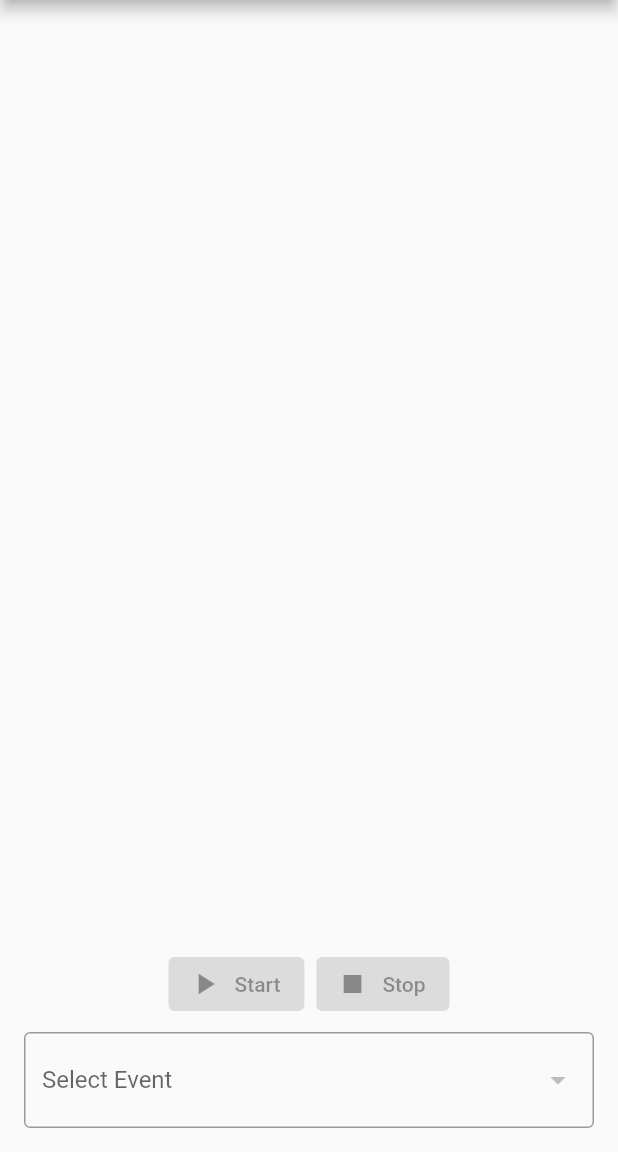
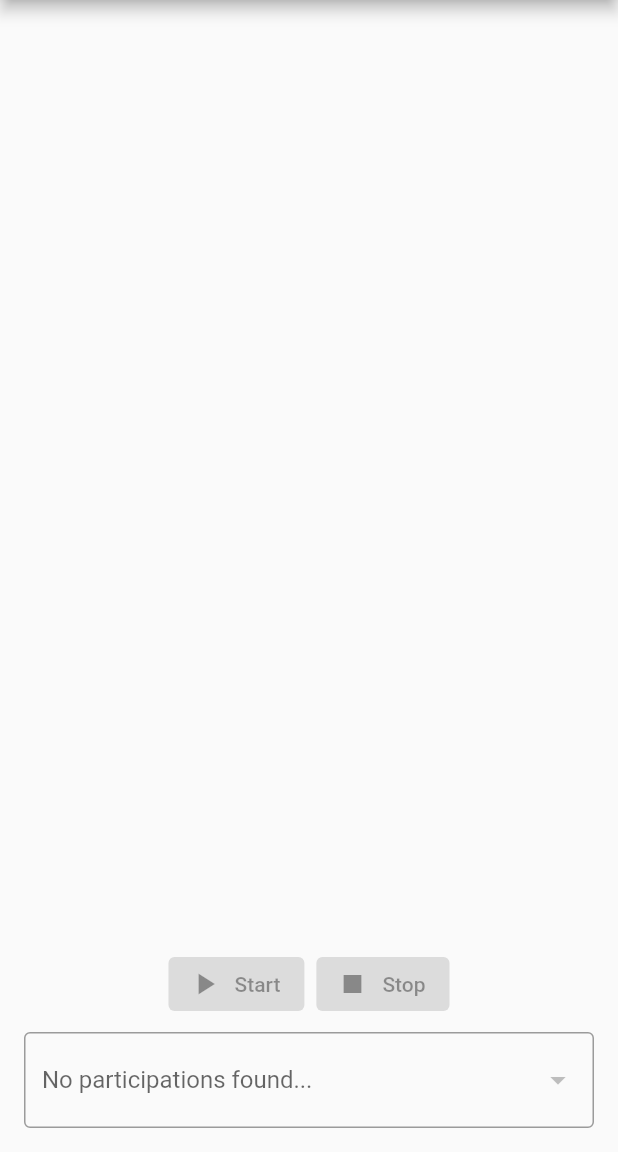
Before and after one commit to wotschofsky/charity-run-helper, a Flutter app: the TrackerPage screen opened by its route, on a phone screen of 412 x 824 dp, the part 84-1236 px from its top. Run offline on Flutter 3.47's test engine with Material 2 defaults, Android fonts, the phone set to English and light mode, and no system bars; our stand-ins replace cloud_firestore, cloud_functions, date_field, firebase_auth, firebase_core, flutter_markdown and 4 more; accounts and stored records are empty; network calls fail; statements that could not run were skipped.

Commit message:
Show special message when ParticipationSelector found no participations 💬

```diff
--- a/lib/participations/participation_selector.dart
+++ b/lib/participations/participation_selector.dart
@@ -68,6 +68,9 @@ class _ParticipationSelectorState extends State<ParticipationSelector> {
 
   String get labelText {
     if (loaded) {
+      if (dropdownItems.isEmpty) {
+        return 'No participations found...';
+      }
       return 'Select Event';
     }
     return 'Loading Events...';
```
